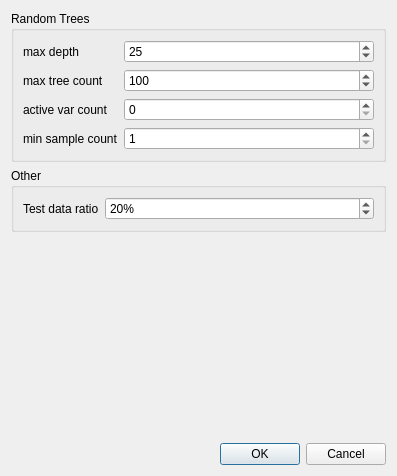
Above: Train3DMASCDialog.ui from dgirardeau/q3DMASC before the change. Below: the same form after it.
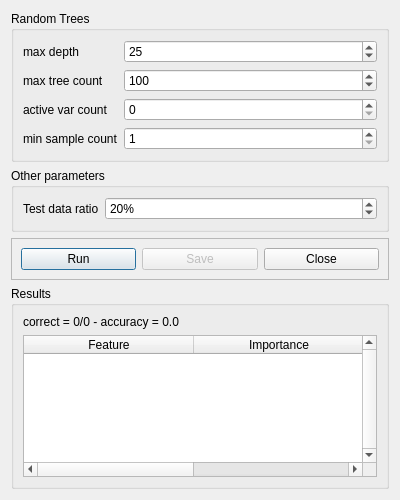
That is the form after the change.

Commit message: New training dialog + selection of the most important features

Diff of the .ui file:
```diff
--- a/Train3DMASCDialog.ui
+++ b/Train3DMASCDialog.ui
@@ -6,8 +6,8 @@
    <rect>
     <x>0</x>
     <y>0</y>
-    <width>397</width>
-    <height>476</height>
+    <width>400</width>
+    <height>500</height>
    </rect>
   </property>
   <property name="windowTitle">
@@ -103,7 +103,7 @@
    <item>
     <widget class="QGroupBox" name="otherGroupBox">
      <property name="title">
-      <string>Other</string>
+      <string>Other parameters</string>
      </property>
      <layout class="QFormLayout" name="formLayout_2">
       <item row="0" column="0">
@@ -136,26 +136,96 @@
     </widget>
    </item>
    <item>
-    <spacer name="verticalSpacer">
-     <property name="orientation">
-      <enum>Qt::Vertical</enum>
+    <widget class="QFrame" name="frame">
+     <property name="frameShape">
+      <enum>QFrame::StyledPanel</enum>
      </property>
-     <property name="sizeHint" stdset="0">
-      <size>
-       <width>20</width>
-       <height>40</height>
-      </size>
+     <property name="frameShadow">
+      <enum>QFrame::Raised</enum>
      </property>
-    </spacer>
+     <layout class="QHBoxLayout" name="horizontalLayout">
+      <item>
+       <widget class="QPushButton" name="runPushButton">
+        <property name="text">
+         <string>Run</string>
+        </property>
+       </widget>
+      </item>
+      <item>
+       <widget class="QPushButton" name="savePushButton">
+        <property name="enabled">
+         <bool>false</bool>
+        </property>
+        <property name="text">
+         <string>Save</string>
+        </property>
+       </widget>
+      </item>
+      <item>
+       <widget class="QPushButton" name="closePushButton">
+        <property name="text">
+         <string>Close</string>
+        </property>
+       </widget>
+      </item>
+     </layout>
+     <zorder>runPushButton</zorder>
+     <zorder>closePushButton</zorder>
+     <zorder>savePushButton</zorder>
+    </widget>
    </item>
    <item>
-    <widget class="QDialogButtonBox" name="buttonBox">
-     <property name="orientation">
-      <enum>Qt::Horizontal</enum>
+    <widget class="QGroupBox" name="resultGroupBox">
+     <property name="sizePolicy">
+      <sizepolicy hsizetype="Preferred" vsizetype="Expanding">
+       <horstretch>0</horstretch>
+       <verstretch>0</verstretch>
+      </sizepolicy>
      </property>
-     <property name="standardButtons">
-      <set>QDialogButtonBox::Cancel|QDialogButtonBox::Ok</set>
+     <property name="title">
+      <string>Results</string>
      </property>
+     <layout class="QVBoxLayout" name="verticalLayout_2">
+      <item>
+       <widget class="QLabel" name="resultLabel">
+        <property name="text">
+         <string>correct = 0/0 - accuracy = 0.0</string>
+        </property>
+       </widget>
+      </item>
+      <item>
+       <widget class="QTableWidget" name="tableWidget">
+        <property name="verticalScrollBarPolicy">
+         <enum>Qt::ScrollBarAlwaysOn</enum>
+        </property>
+        <property name="showDropIndicator" stdset="0">
+         <bool>false</bool>
+        </property>
+        <property name="dragDropOverwriteMode">
+         <bool>false</bool>
+        </property>
+        <property name="selectionMode">
+         <enum>QAbstractItemView::NoSelection</enum>
+        </property>
+        <attribute name="horizontalHeaderDefaultSectionSize">
+         <number>170</number>
+        </attribute>
+        <attribute name="verticalHeaderVisible">
+         <bool>false</bool>
+        </attribute>
+        <column>
+         <property name="text">
+          <string>Feature</string>
+         </property>
+        </column>
+        <column>
+         <property name="text">
+          <string>Importance</string>
+         </property>
+        </column>
+       </widget>
+      </item>
+     </layout>
     </widget>
    </item>
   </layout>
```
Left out of the diff: 28 changed lines with no effect on the pictures. The commit also changes 6 other files.
